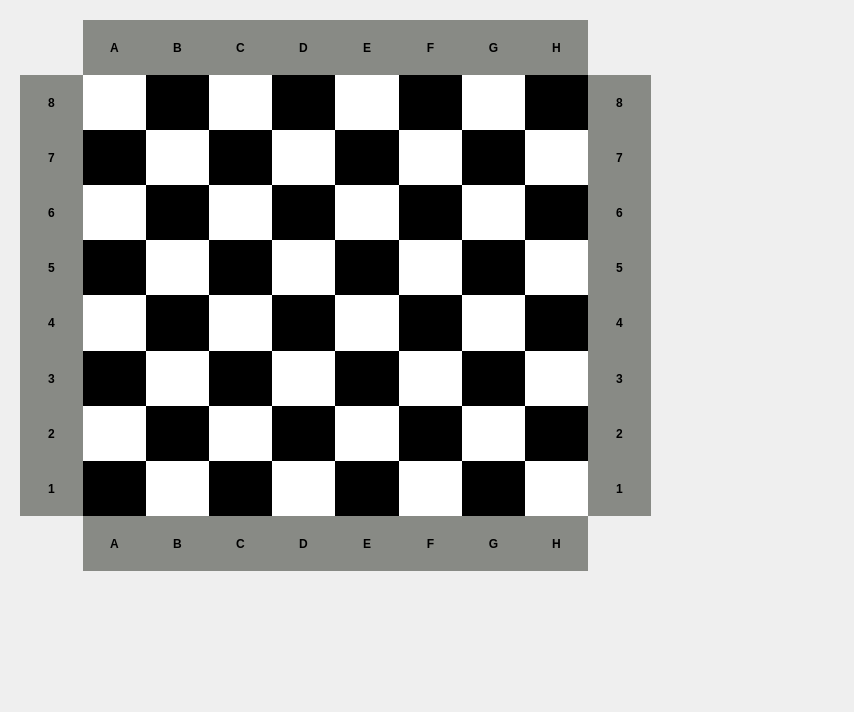
First picture: the form in gui/chessboardview.ui, repository gabrielle95/ICP-Assignment-2019, before the edit.
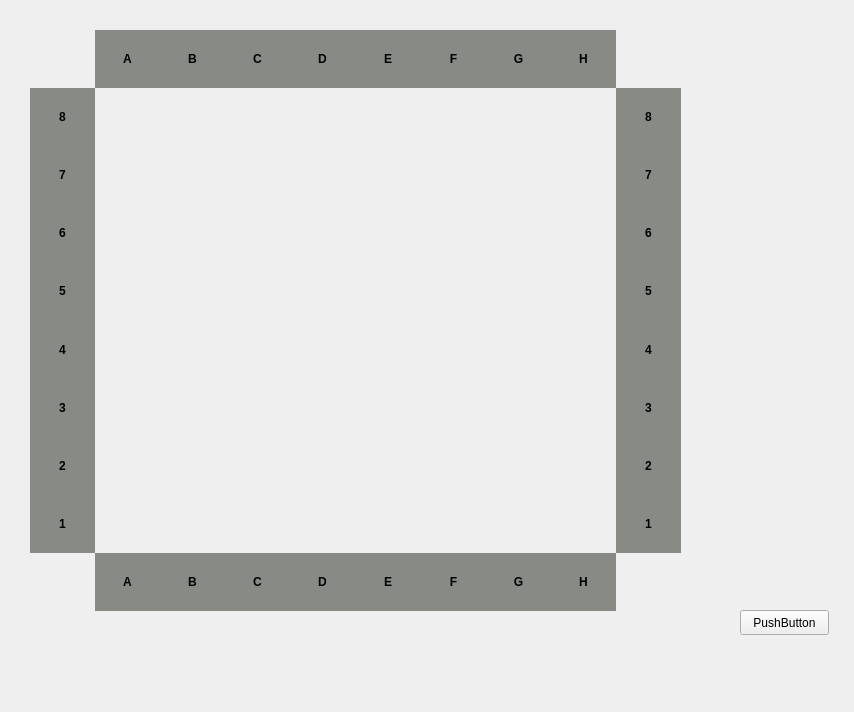
Second picture: the form after the edit. Icons and pictures are not drawn.

Patch:
```diff
--- a/gui/chessboardview.ui
+++ b/gui/chessboardview.ui
@@ -16,10 +16,10 @@
   <widget class="QWidget" name="layoutWidget">
    <property name="geometry">
     <rect>
-     <x>20</x>
-     <y>20</y>
-     <width>631</width>
-     <height>551</height>
+     <x>30</x>
+     <y>30</y>
+     <width>651</width>
+     <height>581</height>
     </rect>
    </property>
    <layout class="QGridLayout" name="gridLayout">
@@ -38,63 +38,6 @@
     <property name="spacing">
      <number>0</number>
     </property>
-    <item row="8" column="6">
-     <widget class="QLabel" name="label_27">
-      <property name="styleSheet">
-       <string notr="true">background-color: rgb(255, 255, 255);</string>
-      </property>
-      <property name="frameShape">
-       <enum>QFrame::NoFrame</enum>
-      </property>
-      <property name="lineWidth">
-       <number>0</number>
-      </property>
-      <property name="text">
-       <string/>
-      </property>
-      <property name="alignment">
-       <set>Qt::AlignCenter</set>
-      </property>
-     </widget>
-    </item>
-    <item row="5" column="6">
-     <widget class="QLabel" name="label_18">
-      <property name="styleSheet">
-       <string notr="true">background-color: rgb(0, 0, 0);</string>
-      </property>
-      <property name="frameShape">
-       <enum>QFrame::NoFrame</enum>
-      </property>
-      <property name="lineWidth">
-       <number>0</number>
-      </property>
-      <property name="text">
-       <string/>
-      </property>
-      <property name="alignment">
-       <set>Qt::AlignCenter</set>
-      </property>
-     </widget>
-    </item>
-    <item row="4" column="7">
-     <widget class="QLabel" name="label_9">
-      <property name="styleSheet">
-       <string notr="true">background-color: rgb(0, 0, 0);</string>
-      </property>
-      <property name="frameShape">
-       <enum>QFrame::NoFrame</enum>
-      </property>
-      <property name="lineWidth">
-       <number>0</number>
-      </property>
-      <property name="text">
-       <string/>
-      </property>
-      <property name="alignment">
-       <set>Qt::AlignCenter</set>
-      </property>
-     </widget>
-    </item>
     <item row="9" column="3">
      <widget class="QLabel" name="label_67">
       <property name="font">
@@ -123,462 +66,6 @@
       </property>
      </widget>
     </item>
-    <item row="3" column="4">
-     <widget class="QLabel" name="label_35">
-      <property name="styleSheet">
-       <string notr="true">background-color: rgb(0, 0, 0);</string>
-      </property>
-      <property name="frameShape">
-       <enum>QFrame::NoFrame</enum>
-      </property>
-      <property name="lineWidth">
-       <number>0</number>
-      </property>
-      <property name="text">
-       <string/>
-      </property>
-      <property name="alignment">
-       <set>Qt::AlignCenter</set>
-      </property>
-     </widget>
-    </item>
-    <item row="6" column="1">
-     <widget class="QLabel" name="label_62">
-      <property name="styleSheet">
-       <string notr="true">background-color: rgb(0, 0, 0);</string>
-      </property>
-      <property name="frameShape">
-       <enum>QFrame::NoFrame</enum>
-      </property>
-      <property name="lineWidth">
-       <number>0</number>
-      </property>
-      <property name="text">
-       <string/>
-      </property>
-      <property name="alignment">
-       <set>Qt::AlignCenter</set>
-      </property>
-     </widget>
-    </item>
-    <item row="6" column="8">
-     <widget class="QLabel" name="label_11">
-      <property name="styleSheet">
-       <string notr="true">background-color: rgb(255, 255, 255);</string>
-      </property>
-      <property name="frameShape">
-       <enum>QFrame::NoFrame</enum>
-      </property>
-      <property name="lineWidth">
-       <number>0</number>
-      </property>
-      <property name="text">
-       <string/>
-      </property>
-      <property name="alignment">
-       <set>Qt::AlignCenter</set>
-      </property>
-     </widget>
-    </item>
-    <item row="8" column="2">
-     <widget class="QLabel" name="label_49">
-      <property name="styleSheet">
-       <string notr="true">background-color: rgb(255, 255, 255);</string>
-      </property>
-      <property name="frameShape">
-       <enum>QFrame::NoFrame</enum>
-      </property>
-      <property name="lineWidth">
-       <number>0</number>
-      </property>
-      <property name="text">
-       <string/>
-      </property>
-      <property name="alignment">
-       <set>Qt::AlignCenter</set>
-      </property>
-     </widget>
-    </item>
-    <item row="4" column="3">
-     <widget class="QLabel" name="label_45">
-      <property name="styleSheet">
-       <string notr="true">background-color: rgb(0, 0, 0);</string>
-      </property>
-      <property name="frameShape">
-       <enum>QFrame::NoFrame</enum>
-      </property>
-      <property name="lineWidth">
-       <number>0</number>
-      </property>
-      <property name="text">
-       <string/>
-      </property>
-      <property name="alignment">
-       <set>Qt::AlignCenter</set>
-      </property>
-     </widget>
-    </item>
-    <item row="4" column="1">
-     <widget class="QLabel" name="label_60">
-      <property name="styleSheet">
-       <string notr="true">background-color: rgb(0, 0, 0);</string>
-      </property>
-      <property name="frameShape">
-       <enum>QFrame::NoFrame</enum>
-      </property>
-      <property name="lineWidth">
-       <number>0</number>
-      </property>
-      <property name="text">
-       <string/>
-      </property>
-      <property name="alignment">
-       <set>Qt::AlignCenter</set>
-      </property>
-     </widget>
-    </item>
-    <item row="8" column="7">
-     <widget class="QLabel" name="label_26">
-      <property name="styleSheet">
-       <string notr="true">background-color: rgb(0, 0, 0);</string>
-      </property>
-      <property name="frameShape">
-       <enum>QFrame::NoFrame</enum>
-      </property>
-      <property name="lineWidth">
-       <number>0</number>
-      </property>
-      <property name="text">
-       <string/>
-      </property>
-      <property name="alignment">
-       <set>Qt::AlignCenter</set>
-      </property>
-     </widget>
-    </item>
-    <item row="3" column="2">
-     <widget class="QLabel" name="label_54">
-      <property name="styleSheet">
-       <string notr="true">background-color: rgb(0, 0, 0);</string>
-      </property>
-      <property name="frameShape">
-       <enum>QFrame::NoFrame</enum>
-      </property>
-      <property name="lineWidth">
-       <number>0</number>
-      </property>
-      <property name="text">
-       <string/>
-      </property>
-      <property name="alignment">
-       <set>Qt::AlignCenter</set>
-      </property>
-     </widget>
-    </item>
-    <item row="7" column="7">
-     <widget class="QLabel" name="label_10">
-      <property name="styleSheet">
-       <string notr="true">background-color: rgb(255, 255, 255);</string>
-      </property>
-      <property name="frameShape">
-       <enum>QFrame::NoFrame</enum>
-      </property>
-      <property name="lineWidth">
-       <number>0</number>
-      </property>
-      <property name="text">
-       <string/>
-      </property>
-      <property name="alignment">
-       <set>Qt::AlignCenter</set>
-      </property>
-     </widget>
-    </item>
-    <item row="6" column="5">
-     <widget class="QLabel" name="label_21">
-      <property name="styleSheet">
-       <string notr="true">background-color: rgb(0, 0, 0);</string>
-      </property>
-      <property name="frameShape">
-       <enum>QFrame::NoFrame</enum>
-      </property>
-      <property name="lineWidth">
-       <number>0</number>
-      </property>
-      <property name="text">
-       <string/>
-      </property>
-      <property name="alignment">
-       <set>Qt::AlignCenter</set>
-      </property>
-     </widget>
-    </item>
-    <item row="3" column="5">
-     <widget class="QLabel" name="label_24">
-      <property name="styleSheet">
-       <string notr="true">background-color: rgb(255, 255, 255);</string>
-      </property>
-      <property name="frameShape">
-       <enum>QFrame::NoFrame</enum>
-      </property>
-      <property name="lineWidth">
-       <number>0</number>
-      </property>
-      <property name="text">
-       <string/>
-      </property>
-      <property name="alignment">
-       <set>Qt::AlignCenter</set>
-      </property>
-     </widget>
-    </item>
-    <item row="7" column="8">
-     <widget class="QLabel" name="label_12">
-      <property name="styleSheet">
-       <string notr="true">background-color: rgb(0, 0, 0);</string>
-      </property>
-      <property name="frameShape">
-       <enum>QFrame::NoFrame</enum>
-      </property>
-      <property name="lineWidth">
-       <number>0</number>
-      </property>
-      <property name="text">
-       <string/>
-      </property>
-      <property name="alignment">
-       <set>Qt::AlignCenter</set>
-      </property>
-     </widget>
-    </item>
-    <item row="1" column="3">
-     <widget class="QLabel" name="label_48">
-      <property name="styleSheet">
-       <string notr="true">background-color: rgb(255, 255, 255);</string>
-      </property>
-      <property name="frameShape">
-       <enum>QFrame::NoFrame</enum>
-      </property>
-      <property name="lineWidth">
-       <number>0</number>
-      </property>
-      <property name="text">
-       <string/>
-      </property>
-      <property name="alignment">
-       <set>Qt::AlignCenter</set>
-      </property>
-     </widget>
-    </item>
-    <item row="7" column="2">
-     <widget class="QLabel" name="label_50">
-      <property name="styleSheet">
-       <string notr="true">background-color: rgb(0, 0, 0);</string>
-      </property>
-      <property name="frameShape">
-       <enum>QFrame::NoFrame</enum>
-      </property>
-      <property name="lineWidth">
-       <number>0</number>
-      </property>
-      <property name="text">
-       <string/>
-      </property>
-      <property name="alignment">
-       <set>Qt::AlignCenter</set>
-      </property>
-     </widget>
-    </item>
-    <item row="1" column="5">
-     <widget class="QLabel" name="label_29">
-      <property name="styleSheet">
-       <string notr="true">background-color: rgb(255, 255, 255);</string>
-      </property>
-      <property name="frameShape">
-       <enum>QFrame::NoFrame</enum>
-      </property>
-      <property name="lineWidth">
-       <number>0</number>
-      </property>
-      <property name="text">
-       <string/>
-      </property>
-      <property name="alignment">
-       <set>Qt::AlignCenter</set>
-      </property>
-     </widget>
-    </item>
-    <item row="1" column="2">
-     <widget class="QLabel" name="label_56">
-      <property name="styleSheet">
-       <string notr="true">background-color: rgb(0, 0, 0);</string>
-      </property>
-      <property name="frameShape">
-       <enum>QFrame::NoFrame</enum>
-      </property>
-      <property name="lineWidth">
-       <number>0</number>
-      </property>
-      <property name="text">
-       <string/>
-      </property>
-      <property name="alignment">
-       <set>Qt::AlignCenter</set>
-      </property>
-     </widget>
-    </item>
-    <item row="2" column="5">
-     <widget class="QLabel" name="label">
-      <property name="styleSheet">
-       <string notr="true">background-color: rgb(0, 0, 0);</string>
-      </property>
-      <property name="frameShape">
-       <enum>QFrame::NoFrame</enum>
-      </property>
-      <property name="lineWidth">
-       <number>0</number>
-      </property>
-      <property name="text">
-       <string/>
-      </property>
-      <property name="alignment">
-       <set>Qt::AlignCenter</set>
-      </property>
-     </widget>
-    </item>
-    <item row="4" column="5">
-     <widget class="QLabel" name="label_23">
-      <property name="styleSheet">
-       <string notr="true">background-color: rgb(0, 0, 0);</string>
-      </property>
-      <property name="frameShape">
-       <enum>QFrame::NoFrame</enum>
-      </property>
-      <property name="lineWidth">
-       <number>0</number>
-      </property>
-      <property name="text">
-       <string/>
-      </property>
-      <property name="alignment">
-       <set>Qt::AlignCenter</set>
-      </property>
-     </widget>
-    </item>
-    <item row="4" column="2">
-     <widget class="QLabel" name="label_53">
-      <property name="styleSheet">
-       <string notr="true">background-color: rgb(255, 255, 255);</string>
-      </property>
-      <property name="frameShape">
-       <enum>QFrame::NoFrame</enum>
-      </property>
-      <property name="lineWidth">
-       <number>0</number>
-      </property>
-      <property name="text">
-       <string/>
-      </property>
-      <property name="alignment">
-       <set>Qt::AlignCenter</set>
-      </property>
-     </widget>
-    </item>
-    <item row="5" column="7">
-     <widget class="QLabel" name="label_13">
-      <property name="styleSheet">
-       <string notr="true">background-color: rgb(255, 255, 255);</string>
-      </property>
-      <property name="frameShape">
-       <enum>QFrame::NoFrame</enum>
-      </property>
-      <property name="lineWidth">
-       <number>0</number>
-      </property>
-      <property name="text">
-       <string/>
-      </property>
-      <property name="alignment">
-       <set>Qt::AlignCenter</set>
-      </property>
-     </widget>
-    </item>
-    <item row="7" column="4">
-     <widget class="QLabel" name="label_39">
-      <property name="styleSheet">
-       <string notr="true">background-color: rgb(0, 0, 0);</string>
-      </property>
-      <property name="frameShape">
-       <enum>QFrame::NoFrame</enum>
-      </property>
-      <property name="lineWidth">
-       <number>0</number>
-      </property>
-      <property name="text">
-       <string/>
-      </property>
-      <property name="alignment">
-       <set>Qt::AlignCenter</set>
-      </property>
-     </widget>
-    </item>
-    <item row="7" column="3">
-     <widget class="QLabel" name="label_42">
-      <property name="styleSheet">
-       <string notr="true">background-color: rgb(255, 255, 255);</string>
-      </property>
-      <property name="frameShape">
-       <enum>QFrame::NoFrame</enum>
-      </property>
-      <property name="lineWidth">
-       <number>0</number>
-      </property>
-      <property name="text">
-       <string/>
-      </property>
-      <property name="alignment">
-       <set>Qt::AlignCenter</set>
-      </property>
-     </widget>
-    </item>
-    <item row="5" column="8">
-     <widget class="QLabel" name="label_5">
-      <property name="styleSheet">
-       <string notr="true">background-color: rgb(0, 0, 0);</string>
-      </property>
-      <property name="frameShape">
-       <enum>QFrame::NoFrame</enum>
-      </property>
-      <property name="lineWidth">
-       <number>0</number>
-      </property>
-      <property name="text">
-       <string/>
-      </property>
-      <property name="alignment">
-       <set>Qt::AlignCenter</set>
-      </property>
-     </widget>
-    </item>
-    <item row="7" column="6">
-     <widget class="QLabel" name="label_8">
-      <property name="styleSheet">
-       <string notr="true">background-color: rgb(0, 0, 0);</string>
-      </property>
-      <property name="frameShape">
-       <enum>QFrame::NoFrame</enum>
-      </property>
-      <property name="lineWidth">
-       <number>0</number>
-      </property>
-      <property name="text">
-       <string/>
-      </property>
-      <property name="alignment">
-       <set>Qt::AlignCenter</set>
-      </property>
-     </widget>
-    </item>
     <item row="1" column="9">
      <widget class="QLabel" name="label_80">
       <property name="font">
@@ -607,177 +94,6 @@
       </property>
      </widget>
     </item>
-    <item row="2" column="1">
-     <widget class="QLabel" name="label_58">
-      <property name="styleSheet">
-       <string notr="true">background-color: rgb(0, 0, 0);</string>
-      </property>
-      <property name="frameShape">
-       <enum>QFrame::NoFrame</enum>
-      </property>
-      <property name="lineWidth">
-       <number>0</number>
-      </property>
-      <property name="text">
-       <string/>
-      </property>
-      <property name="alignment">
-       <set>Qt::AlignCenter</set>
-      </property>
-     </widget>
-    </item>
-    <item row="1" column="6">
-     <widget class="QLabel" name="label_30">
-      <property name="styleSheet">
-       <string notr="true">background-color: rgb(0, 0, 0);</string>
-      </property>
-      <property name="frameShape">
-       <enum>QFrame::NoFrame</enum>
-      </property>
-      <property name="lineWidth">
-       <number>0</number>
-      </property>
-      <property name="text">
-       <string/>
-      </property>
-      <property name="alignment">
-       <set>Qt::AlignCenter</set>
-      </property>
-     </widget>
-    </item>
-    <item row="6" column="4">
-     <widget class="QLabel" name="label_38">
-      <property name="styleSheet">
-       <string notr="true">background-color: rgb(255, 255, 255);</string>
-      </property>
-      <property name="frameShape">
-       <enum>QFrame::NoFrame</enum>
-      </property>
-      <property name="lineWidth">
-       <number>0</number>
-      </property>
-      <property name="text">
-       <string/>
-      </property>
-      <property name="alignment">
-       <set>Qt::AlignCenter</set>
-      </property>
-     </widget>
-    </item>
-    <item row="6" column="3">
-     <widget class="QLabel" name="label_43">
-      <property name="styleSheet">
-       <string notr="true">background-color: rgb(0, 0, 0);</string>
-      </property>
-      <property name="frameShape">
-       <enum>QFrame::NoFrame</enum>
-      </property>
-      <property name="lineWidth">
-       <number>0</number>
-      </property>
-      <property name="text">
-       <string/>
-      </property>
-      <property name="alignment">
-       <set>Qt::AlignCenter</set>
-      </property>
-     </widget>
-    </item>
-    <item row="2" column="6">
-     <widget class="QLabel" name="label_16">
-      <property name="styleSheet">
-       <string notr="true">background-color: rgb(255, 255, 255);</string>
-      </property>
-      <property name="frameShape">
-       <enum>QFrame::NoFrame</enum>
-      </property>
-      <property name="lineWidth">
-       <number>0</number>
-      </property>
-      <property name="text">
-       <string/>
-      </property>
-      <property name="alignment">
-       <set>Qt::AlignCenter</set>
-      </property>
-     </widget>
-    </item>
-    <item row="4" column="4">
-     <widget class="QLabel" name="label_36">
-      <property name="styleSheet">
-       <string notr="true">background-color: rgb(255, 255, 255);</string>
-      </property>
-      <property name="frameShape">
-       <enum>QFrame::NoFrame</enum>
-      </property>
-      <property name="lineWidth">
-       <number>0</number>
-      </property>
-      <property name="text">
-       <string/>
-      </property>
-      <property name="alignment">
-       <set>Qt::AlignCenter</set>
-      </property>
-     </widget>
-    </item>
-    <item row="4" column="6">
-     <widget class="QLabel" name="label_7">
-      <property name="styleSheet">
-       <string notr="true">background-color: rgb(255, 255, 255);</string>
-      </property>
-      <property name="frameShape">
-       <enum>QFrame::NoFrame</enum>
-      </property>
-      <property name="lineWidth">
-       <number>0</number>
-      </property>
-      <property name="text">
-       <string/>
-      </property>
-      <property name="alignment">
-       <set>Qt::AlignCenter</set>
-      </property>
-     </widget>
-    </item>
-    <item row="4" column="8">
-     <widget class="QLabel" name="label_4">
-      <property name="styleSheet">
-       <string notr="true">background-color: rgb(255, 255, 255);</string>
-      </property>
-      <property name="frameShape">
-       <enum>QFrame::NoFrame</enum>
-      </property>
-      <property name="lineWidth">
-       <number>0</number>
-      </property>
-      <property name="text">
-       <string/>
-      </property>
-      <property name="alignment">
-       <set>Qt::AlignCenter</set>
-      </property>
-     </widget>
-    </item>
-    <item row="8" column="4">
-     <widget class="QLabel" name="label_40">
-      <property name="styleSheet">
-       <string notr="true">background-color: rgb(255, 255, 255);</string>
-      </property>
-      <property name="frameShape">
-       <enum>QFrame::NoFrame</enum>
-      </property>
-      <property name="lineWidth">
-       <number>0</number>
-      </property>
-      <property name="text">
-       <string/>
-      </property>
-      <property name="alignment">
-       <set>Qt::AlignCenter</set>
-      </property>
-     </widget>
-    </item>
     <item row="6" column="9">
      <widget class="QLabel" name="label_75">
       <property name="font">
@@ -806,382 +122,6 @@
       </property>
      </widget>
     </item>
-    <item row="6" column="2">
-     <widget class="QLabel" name="label_51">
-      <property name="styleSheet">
-       <string notr="true">background-color: rgb(255, 255, 255);</string>
-      </property>
-      <property name="frameShape">
-       <enum>QFrame::NoFrame</enum>
-      </property>
-      <property name="lineWidth">
-       <number>0</number>
-      </property>
-      <property name="text">
-       <string/>
-      </property>
-      <property name="alignment">
-       <set>Qt::AlignCenter</set>
-      </property>
-     </widget>
-    </item>
-    <item row="2" column="4">
-     <widget class="QLabel" name="label_34">
-      <property name="styleSheet">
-       <string notr="true">background-color: rgb(255, 255, 255);</string>
-      </property>
-      <property name="frameShape">
-       <enum>QFrame::NoFrame</enum>
-      </property>
-      <property name="lineWidth">
-       <number>0</number>
-      </property>
-      <property name="text">
-       <string/>
-      </property>
-      <property name="alignment">
-       <set>Qt::AlignCenter</set>
-      </property>
-     </widget>
-    </item>
-    <item row="1" column="7">
-     <widget class="QLabel" name="label_31">
-      <property name="styleSheet">
-       <string notr="true">background-color: rgb(255, 255, 255);</string>
-      </property>
-      <property name="frameShape">
-       <enum>QFrame::NoFrame</enum>
-      </property>
-      <property name="lineWidth">
-       <number>0</number>
-      </property>
-      <property name="text">
-       <string/>
-      </property>
-      <property name="alignment">
-       <set>Qt::AlignCenter</set>
-      </property>
-     </widget>
-    </item>
-    <item row="7" column="5">
-     <widget class="QLabel" name="label_20">
-      <property name="styleSheet">
-       <string notr="true">background-color: rgb(255, 255, 255);</string>
-      </property>
-      <property name="frameShape">
-       <enum>QFrame::NoFrame</enum>
-      </property>
-      <property name="lineWidth">
-       <number>0</number>
-      </property>
-      <property name="text">
-       <string/>
-      </property>
-      <property name="alignment">
-       <set>Qt::AlignCenter</set>
-      </property>
-     </widget>
-    </item>
-    <item row="3" column="3">
-     <widget class="QLabel" name="label_46">
-      <property name="styleSheet">
-       <string notr="true">background-color: rgb(255, 255, 255);</string>
-      </property>
-      <property name="frameShape">
-       <enum>QFrame::NoFrame</enum>
-      </property>
-      <property name="lineWidth">
-       <number>0</number>
-      </property>
-      <property name="text">
-       <string/>
-      </property>
-      <property name="alignment">
-       <set>Qt::AlignCenter</set>
-      </property>
-     </widget>
-    </item>
-    <item row="5" column="5">
-     <widget class="QLabel" name="label_22">
-      <property name="styleSheet">
-       <string notr="true">background-color: rgb(255, 255, 255);</string>
-      </property>
-      <property name="frameShape">
-       <enum>QFrame::NoFrame</enum>
-      </property>
-      <property name="lineWidth">
-       <number>0</number>
-      </property>
-      <property name="text">
-       <string/>
-      </property>
-      <property name="alignment">
-       <set>Qt::AlignCenter</set>
-      </property>
-     </widget>
-    </item>
-    <item row="5" column="2">
-     <widget class="QLabel" name="label_52">
-      <property name="styleSheet">
-       <string notr="true">background-color: rgb(0, 0, 0);</string>
-      </property>
-      <property name="frameShape">
-       <enum>QFrame::NoFrame</enum>
-      </property>
-      <property name="lineWidth">
-       <number>0</number>
-      </property>
-      <property name="text">
-       <string/>
-      </property>
-      <property name="alignment">
-       <set>Qt::AlignCenter</set>
-      </property>
-     </widget>
-    </item>
-    <item row="3" column="6">
-     <widget class="QLabel" name="label_17">
-      <property name="styleSheet">
-       <string notr="true">background-color: rgb(0, 0, 0);</string>
-      </property>
-      <property name="frameShape">
-       <enum>QFrame::NoFrame</enum>
-      </property>
-      <property name="lineWidth">
-       <number>0</number>
-      </property>
-      <property name="text">
-       <string/>
-      </property>
-      <property name="alignment">
-       <set>Qt::AlignCenter</set>
-      </property>
-     </widget>
-    </item>
-    <item row="2" column="8">
-     <widget class="QLabel" name="label_2">
-      <property name="styleSheet">
-       <string notr="true">background-color: rgb(255, 255, 255);</string>
-      </property>
-      <property name="frameShape">
-       <enum>QFrame::NoFrame</enum>
-      </property>
-      <property name="lineWidth">
-       <number>0</number>
-      </property>
-      <property name="text">
-       <string/>
-      </property>
-      <property name="alignment">
-       <set>Qt::AlignCenter</set>
-      </property>
-     </widget>
-    </item>
-    <item row="6" column="7">
-     <widget class="QLabel" name="label_6">
-      <property name="styleSheet">
-       <string notr="true">background-color: rgb(0, 0, 0);</string>
-      </property>
-      <property name="frameShape">
-       <enum>QFrame::NoFrame</enum>
-      </property>
-      <property name="lineWidth">
-       <number>0</number>
-      </property>
-      <property name="text">
-       <string/>
-      </property>
-      <property name="alignment">
-       <set>Qt::AlignCenter</set>
-      </property>
-     </widget>
-    </item>
-    <item row="8" column="1">
-     <widget class="QLabel" name="label_64">
-      <property name="font">
-       <font>
-        <stylestrategy>PreferDefault</stylestrategy>
-       </font>
-      </property>
-      <property name="cursor">
-       <cursorShape>ArrowCursor</cursorShape>
-      </property>
-      <property name="mouseTracking">
-       <bool>false</bool>
-      </property>
-      <property name="contextMenuPolicy">
-       <enum>Qt::DefaultContextMenu</enum>
-      </property>
-      <property name="styleSheet">
-       <string notr="true">background-color: rgb(0, 0, 0);
-border-image: url(:/res/chess_icons/rook_white.svg);</string>
-      </property>
-      <property name="frameShape">
-       <enum>QFrame::NoFrame</enum>
-      </property>
-      <property name="lineWidth">
-       <number>0</number>
-      </property>
-      <property name="text">
-       <string/>
-      </property>
-      <property name="alignment">
-       <set>Qt::AlignCenter</set>
-      </property>
-     </widget>
-    </item>
-    <item row="2" column="7">
-     <widget class="QLabel" name="label_15">
-      <property name="styleSheet">
-       <string notr="true">background-color: rgb(0, 0, 0);</string>
-      </property>
-      <property name="frameShape">
-       <enum>QFrame::NoFrame</enum>
-      </property>
-      <property name="lineWidth">
-       <number>0</number>
-      </property>
-      <property name="text">
-       <string/>
-      </property>
-      <property name="alignment">
-       <set>Qt::AlignCenter</set>
-      </property>
-     </widget>
-    </item>
-    <item row="6" column="6">
-     <widget class="QLabel" name="label_19">
-      <property name="styleSheet">
-       <string notr="true">background-color: rgb(255, 255, 255);</string>
-      </property>
-      <property name="frameShape">
-       <enum>QFrame::NoFrame</enum>
-      </property>
-      <property name="lineWidth">
-       <number>0</number>
-      </property>
-      <property name="text">
-       <string/>
-      </property>
-      <property name="alignment">
-       <set>Qt::AlignCenter</set>
-      </property>
-     </widget>
-    </item>
-    <item row="5" column="1">
-     <widget class="QLabel" name="label_61">
-      <property name="styleSheet">
-       <string notr="true">background-color: rgb(255, 255, 255);</string>
-      </property>
-      <property name="frameShape">
-       <enum>QFrame::NoFrame</enum>
-      </property>
-      <property name="lineWidth">
-       <number>0</number>
-      </property>
-      <property name="text">
-       <string/>
-      </property>
-      <property name="alignment">
-       <set>Qt::AlignCenter</set>
-      </property>
-     </widget>
-    </item>
-    <item row="3" column="1">
-     <widget class="QLabel" name="label_59">
-      <property name="styleSheet">
-       <string notr="true">background-color: rgb(255, 255, 255);</string>
-      </property>
-      <property name="frameShape">
-       <enum>QFrame::NoFrame</enum>
-      </property>
-      <property name="lineWidth">
-       <number>0</number>
-      </property>
-      <property name="text">
-       <string/>
-      </property>
-      <property name="alignment">
-       <set>Qt::AlignCenter</set>
-      </property>
-     </widget>
-    </item>
-    <item row="8" column="3">
-     <widget class="QLabel" name="label_41">
-      <property name="styleSheet">
-       <string notr="true">background-color: rgb(0, 0, 0);</string>
-      </property>
-      <property name="frameShape">
-       <enum>QFrame::NoFrame</enum>
-      </property>
-      <property name="lineWidth">
-       <number>0</number>
-      </property>
-      <property name="text">
-       <string/>
-      </property>
-      <property name="alignment">
-       <set>Qt::AlignCenter</set>
-      </property>
-     </widget>
-    </item>
-    <item row="3" column="7">
-     <widget class="QLabel" name="label_14">
-      <property name="styleSheet">
-       <string notr="true">background-color: rgb(255, 255, 255);</string>
-      </property>
-      <property name="frameShape">
-       <enum>QFrame::NoFrame</enum>
-      </property>
-      <property name="lineWidth">
-       <number>0</number>
-      </property>
-      <property name="text">
-       <string/>
-      </property>
-      <property name="alignment">
-       <set>Qt::AlignCenter</set>
-      </property>
-     </widget>
-    </item>
-    <item row="2" column="3">
-     <widget class="QLabel" name="label_47">
-      <property name="styleSheet">
-       <string notr="true">background-color: rgb(0, 0, 0);</string>
-      </property>
-      <property name="frameShape">
-       <enum>QFrame::NoFrame</enum>
-      </property>
-      <property name="lineWidth">
-       <number>0</number>
-      </property>
-      <property name="text">
-       <string/>
-      </property>
-      <property name="alignment">
-       <set>Qt::AlignCenter</set>
-      </property>
-     </widget>
-    </item>
-    <item row="7" column="1">
-     <widget class="QLabel" name="label_63">
-      <property name="styleSheet">
-       <string notr="true">background-color: rgb(255, 255, 255);</string>
-      </property>
-      <property name="frameShape">
-       <enum>QFrame::NoFrame</enum>
-      </property>
-      <property name="lineWidth">
-       <number>0</number>
-      </property>
-      <property name="text">
-       <string/>
-      </property>
-      <property name="alignment">
-       <set>Qt::AlignCenter</set>
-      </property>
-     </widget>
-    </item>
     <item row="5" column="0">
      <widget class="QLabel" name="label_84">
       <property name="font">
@@ -1210,25 +150,6 @@
       </property>
      </widget>
     </item>
-    <item row="3" column="8">
-     <widget class="QLabel" name="label_3">
-      <property name="styleSheet">
-       <string notr="true">background-color: rgb(0, 0, 0);</string>
-      </property>
-      <property name="frameShape">
-       <enum>QFrame::NoFrame</enum>
-      </property>
-      <property name="lineWidth">
-       <number>0</number>
-      </property>
-      <property name="text">
-       <string/>
-      </property>
-      <property name="alignment">
-       <set>Qt::AlignCenter</set>
-      </property>
-     </widget>
-    </item>
     <item row="9" column="6">
      <widget class="QLabel" name="label_70">
       <property name="font">
@@ -1257,82 +178,6 @@
       </property>
      </widget>
     </item>
-    <item row="8" column="5">
-     <widget class="QLabel" name="label_28">
-      <property name="styleSheet">
-       <string notr="true">background-color: rgb(0, 0, 0);</string>
-      </property>
-      <property name="frameShape">
-       <enum>QFrame::NoFrame</enum>
-      </property>
-      <property name="lineWidth">
-       <number>0</number>
-      </property>
-      <property name="text">
-       <string/>
-      </property>
-      <property name="alignment">
-       <set>Qt::AlignCenter</set>
-      </property>
-     </widget>
-    </item>
-    <item row="1" column="4">
-     <widget class="QLabel" name="label_33">
-      <property name="styleSheet">
-       <string notr="true">background-color: rgb(0, 0, 0);</string>
-      </property>
-      <property name="frameShape">
-       <enum>QFrame::NoFrame</enum>
-      </property>
-      <property name="lineWidth">
-       <number>0</number>
-      </property>
-      <property name="text">
-       <string/>
-      </property>
-      <property name="alignment">
-       <set>Qt::AlignCenter</set>
-      </property>
-     </widget>
-    </item>
-    <item row="2" column="2">
-     <widget class="QLabel" name="label_55">
-      <property name="styleSheet">
-       <string notr="true">background-color: rgb(255, 255, 255);</string>
-      </property>
-      <property name="frameShape">
-       <enum>QFrame::NoFrame</enum>
-      </property>
-      <property name="lineWidth">
-       <number>0</number>
-      </property>
-      <property name="text">
-       <string/>
-      </property>
-      <property name="alignment">
-       <set>Qt::AlignCenter</set>
-      </property>
-     </widget>
-    </item>
-    <item row="5" column="4">
-     <widget class="QLabel" name="label_37">
-      <property name="styleSheet">
-       <string notr="true">background-color: rgb(0, 0, 0);</string>
-      </property>
-      <property name="frameShape">
-       <enum>QFrame::NoFrame</enum>
-      </property>
-      <property name="lineWidth">
-       <number>0</number>
-      </property>
-      <property name="text">
-       <string/>
-      </property>
-      <property name="alignment">
-       <set>Qt::AlignCenter</set>
-      </property>
-     </widget>
-    </item>
     <item row="9" column="5">
      <widget class="QLabel" name="label_69">
       <property name="font">
@@ -1557,44 +402,6 @@
       </property>
      </widget>
     </item>
-    <item row="5" column="3">
-     <widget class="QLabel" name="label_44">
-      <property name="styleSheet">
-       <string notr="true">background-color: rgb(255, 255, 255);</string>
-      </property>
-      <property name="frameShape">
-       <enum>QFrame::NoFrame</enum>
-      </property>
-      <property name="lineWidth">
-       <number>0</number>
-      </property>
-      <property name="text">
-       <string/>
-      </property>
-      <property name="alignment">
-       <set>Qt::AlignCenter</set>
-      </property>
-     </widget>
-    </item>
-    <item row="8" column="8">
-     <widget class="QLabel" name="label_25">
-      <property name="styleSheet">
-       <string notr="true">background-color: rgb(255, 255, 255);</string>
-      </property>
-      <property name="frameShape">
-       <enum>QFrame::NoFrame</enum>
-      </property>
-      <property name="lineWidth">
-       <number>0</number>
-      </property>
-      <property name="text">
-       <string/>
-      </property>
-      <property name="alignment">
-       <set>Qt::AlignCenter</set>
-      </property>
-     </widget>
-    </item>
     <item row="8" column="0">
      <widget class="QLabel" name="label_81">
       <property name="font">
@@ -1735,25 +542,6 @@
       </property>
      </widget>
     </item>
-    <item row="1" column="8">
-     <widget class="QLabel" name="label_32">
-      <property name="styleSheet">
-       <string notr="true">background-color: rgb(0, 0, 0);</string>
-      </property>
-      <property name="frameShape">
-       <enum>QFrame::NoFrame</enum>
-      </property>
-      <property name="lineWidth">
-       <number>0</number>
-      </property>
-      <property name="text">
-       <string/>
-      </property>
-      <property name="alignment">
-       <set>Qt::AlignCenter</set>
-      </property>
-     </widget>
-    </item>
     <item row="9" column="2">
      <widget class="QLabel" name="label_66">
       <property name="font">
@@ -2146,56 +934,19 @@
       </property>
      </widget>
     </item>
-    <item row="1" column="1">
-     <widget class="QLabel" name="label_57">
-      <property name="autoFillBackground">
-       <bool>false</bool>
-      </property>
-      <property name="styleSheet">
-       <string notr="true">background-color: rgb(255, 255, 255);</string>
-      </property>
-      <property name="frameShape">
-       <enum>QFrame::NoFrame</enum>
-      </property>
-      <property name="lineWidth">
-       <number>0</number>
-      </property>
-      <property name="text">
-       <string/>
-      </property>
-      <property name="alignment">
-       <set>Qt::AlignCenter</set>
-      </property>
-      <property name="margin">
-       <number>-1</number>
-      </property>
-     </widget>
-    </item>
    </layout>
   </widget>
   <widget class="QPushButton" name="pushButton">
    <property name="geometry">
     <rect>
-     <x>660</x>
-     <y>60</y>
-     <width>91</width>
-     <height>81</height>
+     <x>740</x>
+     <y>610</y>
+     <width>89</width>
+     <height>25</height>
     </rect>
    </property>
-   <property name="layoutDirection">
-    <enum>Qt::RightToLeft</enum>
-   </property>
-   <property name="styleSheet">
-    <string notr="true">border-image: url(:/res/chess_icons/rook_white.svg);</string>
-   </property>
    <property name="text">
-    <string/>
-   </property>
-   <property name="checkable">
-    <bool>false</bool>
-   </property>
-   <property name="flat">
-    <bool>true</bool>
+    <string>PushButton</string>
    </property>
   </widget>
  </widget>
```
